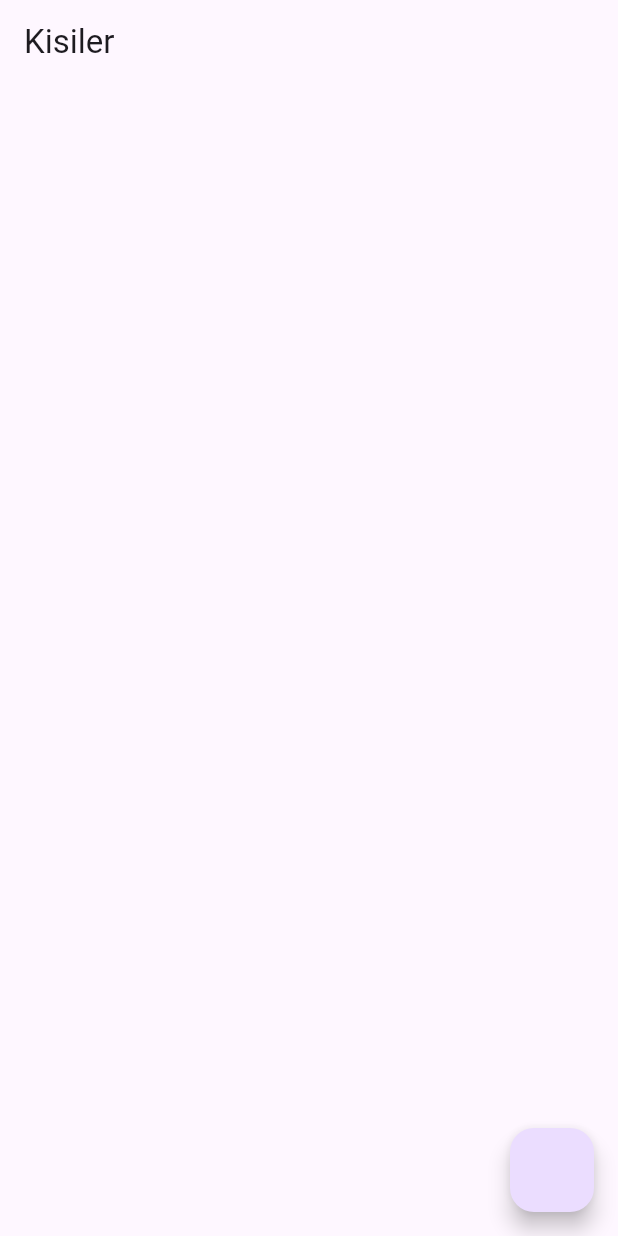
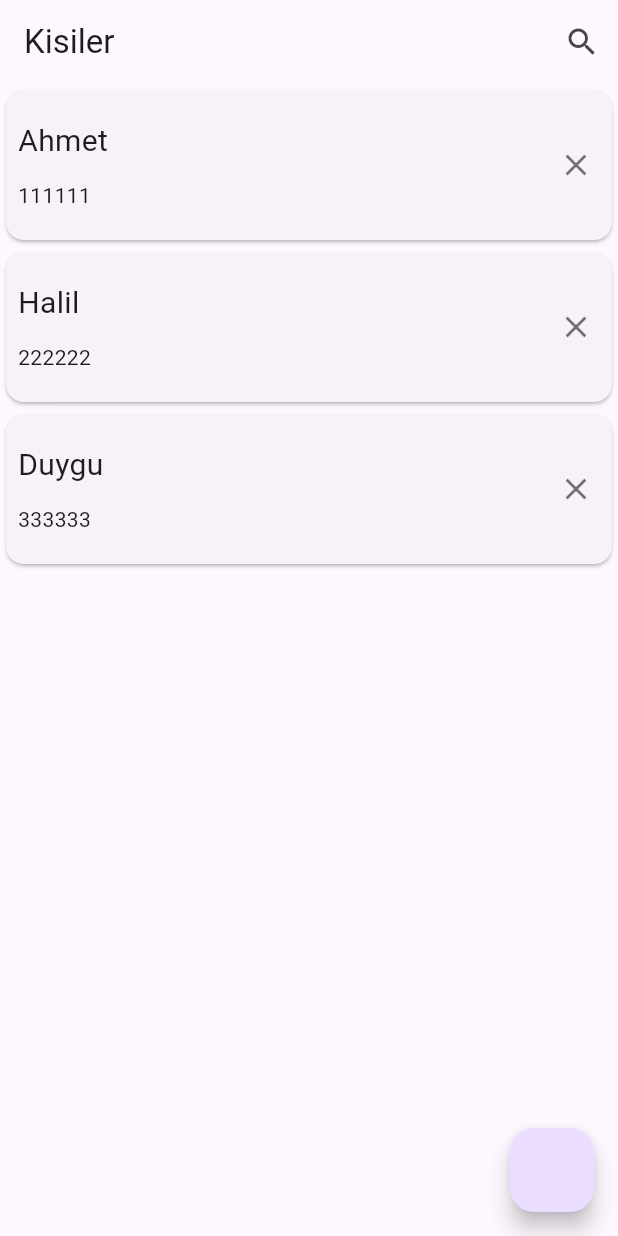
Before and after one commit to halillcam/Flutter_Tutorial_Projeler, a Flutter app: the screen it shows after launch, on a phone screen of 412 x 824 dp. Run offline on Flutter 3.47's test engine with Material 3 defaults, Android fonts, the phone set to English and light mode, and no system bars.

Commit message:
Listview Yapısı ile kişiler anasayfada görüntülendi

```diff
--- a/RehberApp/rehberapp/lib/ui/views/ana_sayfa.dart
+++ b/RehberApp/rehberapp/lib/ui/views/ana_sayfa.dart
@@ -1,4 +1,6 @@
 import 'package:flutter/material.dart';
+import 'package:rehberapp/data/entity/kisiler.dart';
+import 'package:rehberapp/ui/views/detay_sayfa.dart';
 import 'package:rehberapp/ui/views/kayit_sayfa.dart';
 
 class AnaSayfa extends StatefulWidget {
@@ -9,12 +11,94 @@ class AnaSayfa extends StatefulWidget {
 }
 
 class _AnaSayfaState extends State<AnaSayfa> {
+  bool aramaYapiliyormu = false;
+
+  void ara(String aramaKelimesi){
+    print("Kisi ara = $aramaKelimesi");
+  }
+
+ Future<List<Kisiler>> KisileriYukle() async {
+  var KisilerListesi = <Kisiler>[];
+  var k1 = Kisiler(kisi_id: 1, kisi_ad: "Ahmet", kisi_tel: "111111");
+  var k2 = Kisiler(kisi_id: 2, kisi_ad: "Halil", kisi_tel: "222222");
+  var k3 = Kisiler(kisi_id: 3, kisi_ad: "Duygu", kisi_tel: "333333");
+
+  KisilerListesi.add(k1);
+  KisilerListesi.add(k2);
+  KisilerListesi.add(k3);
+
+  return KisilerListesi;
+
+ }
+
   @override
   Widget build(BuildContext context) {
     return Scaffold(
-      appBar: AppBar(title: const Text("Kisiler"),),
+      appBar: AppBar(title: aramaYapiliyormu ?
+      TextField(decoration: const InputDecoration(hintText: "Ara"),
+      onChanged: (aramaSonucu){
+        ara(aramaSonucu);
+      },
 
-      body: Center(),
+      ) :
+      const Text("Kisiler"),
+
+      actions: [
+        aramaYapiliyormu ?
+        IconButton(onPressed: (){
+          setState(() {
+            aramaYapiliyormu = false;
+          });
+        }, icon:const Icon(Icons.clear)) :
+
+        IconButton(onPressed: (){
+          setState(() {
+            aramaYapiliyormu = true;
+          });
+        }, icon: const Icon(Icons.search))
+
+      ],
+      ),
+
+      body:FutureBuilder<List<Kisiler>>(future: KisileriYukle(),
+       builder: (context,snapshot ){
+        if(snapshot.hasData){
+          var kisilerListesi = snapshot.data;
+          return ListView.builder(
+            itemCount: kisilerListesi!.length,
+            itemBuilder: (context,indeks){
+              var kisi = kisilerListesi[indeks];
+              return Card(
+                child: Row(
+                  children: [
+                    SizedBox(height: 100,
+                      child: Padding(
+                        padding: const EdgeInsets.all(8.0),
+                        child: Column(mainAxisAlignment: MainAxisAlignment.spaceEvenly,
+                          crossAxisAlignment: CrossAxisAlignment.start,
+                          children: [
+                            Text(kisi.kisi_ad,style: TextStyle(fontSize: 20),),
+                            Text(kisi.kisi_tel)
+                          ],
+                        ),
+                      ),
+                    ),
+                    const Spacer(),
+                    IconButton(onPressed: (){
+
+                    }, icon: const Icon(Icons.clear,color: Colors.black54,))
+                  ],
+                ),
+              );
+            },
+          );
+
+
+        }else{
+          return const Center(); //Eğer veri yoksa bos bir sayfa goster
+        }
+       },
+       ),
        floatingActionButton: FloatingActionButton(onPressed: (){
         Navigator.push(context, MaterialPageRoute(builder: (context)=>const KayitSayfa()))
         .then((value){
```
Also changed, not shown: RehberApp/rehberapp/lib/ui/views/detay_sayfa.dart (+34 -2 lines).
